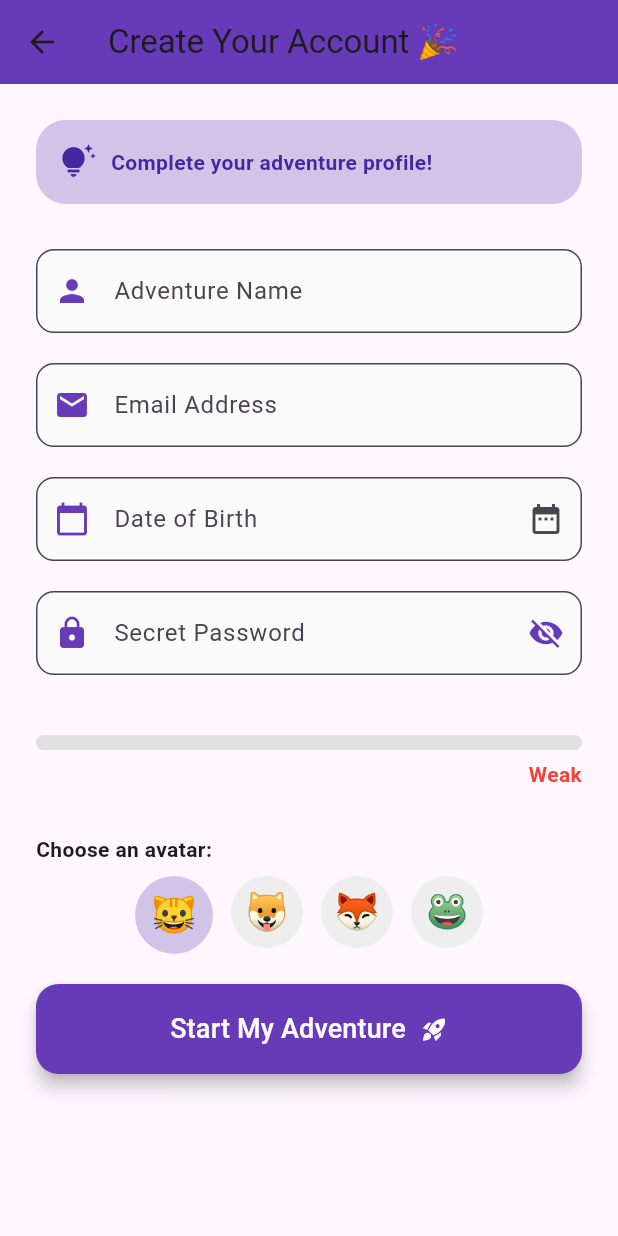
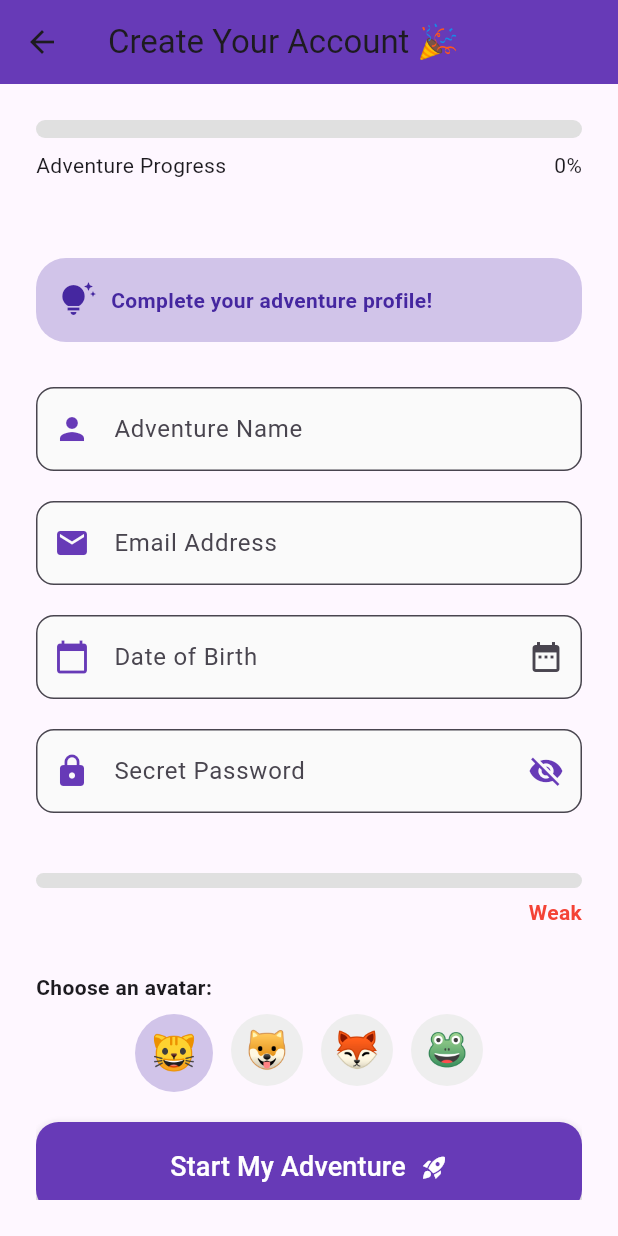
Before and after one commit to chrisnguyen18/interactive_flutter_signup_adventure, a Flutter app: the SignupScreen screen opened directly, on a phone screen of 412 x 824 dp. Run offline on Flutter 3.47's test engine with Material 3 defaults, Android fonts, the phone set to English and light mode, and no system bars; our stand-ins replace animated_text_kit, confetti.

Commit message:
Implemented an adventure progress tracker

```diff
--- a/lib/screens/signup_screen.dart
+++ b/lib/screens/signup_screen.dart
@@ -23,6 +23,23 @@ class _SignupScreenState extends State<SignupScreen> {
   double _pwdStrength = 0.0;
   Color _pwdColor = Colors.red;
   String _pwdLabel = 'Weak';
+
+  // Adventure Progress Tracker
+  double _progress = 0.0;
+  Color _progressColor = Colors.red;
+  String _milestoneMsg = '';
+  double _celebrateScale = 0.0;
+  int _lastMilestone = 0;
+
+  @override
+  void initState() {
+    super.initState();
+    // Watch fields to update progress in real time
+    _nameController.addListener(_recomputeProgress);
+    _emailController.addListener(_recomputeProgress);
+    _passwordController.addListener(_recomputeProgress);
+    _dobController.addListener(_recomputeProgress);
+  }
 
   @override
   void dispose() {
@@ -56,7 +73,50 @@ class _SignupScreenState extends State<SignupScreen> {
       _pwdColor = c;
       _pwdLabel = label;
     });
+    _recomputeProgress();
   }
+
+  void _recomputeProgress() {
+    int filled = 0;
+    if (_nameController.text.trim().isNotEmpty) filled++;
+    if (_emailController.text.trim().isNotEmpty) filled++;
+    if (_passwordController.text.isNotEmpty) filled++;
+    if (_dobController.text.trim().isNotEmpty) filled++;
+
+    final newProgress = filled / 4.0;
+    final newColor = Color.lerp(Colors.red, Colors.green, newProgress)!;
+
+    // Determine current milestone
+    int m = 0;
+    if (newProgress >= 1.0) m = 100;
+    else if (newProgress >= 0.75) m = 75;
+    else if (newProgress >= 0.50) m = 50;
+    else if (newProgress >= 0.25) m = 25;
+
+    String msg = '';
+    if (m > _lastMilestone) {
+      if (m == 25) msg = 'Nice start! 25% complete 🎯';
+      if (m == 50) msg = 'Halfway there! 50% 🚀';
+      if (m == 75) msg = 'So close! 75% 🔥';
+      if (m == 100) msg = 'All done! 100% 🎉';
+      _triggerCelebrate();
+    }
+
+    setState(() {
+      _progress = newProgress;
+      _progressColor = newColor;
+      _milestoneMsg = msg;
+      _lastMilestone = m;
+    });
+  }
+
+  // Tiny celebratory animation
+  void _triggerCelebrate() async {
+    setState(() => _celebrateScale = 1.0);
+    await Future.delayed(const Duration(milliseconds: 700));
+    if (mounted) setState(() => _celebrateScale = 0.0);
+  }
+
   // badge rules creator
   List<String> _computeBadges() {
     final List<String> badges = [];
@@ -91,6 +151,7 @@ class _SignupScreenState extends State<SignupScreen> {
       setState(() {
         _dobController.text = "${picked.day}/${picked.month}/${picked.year}";
       });
+      _recomputeProgress();
     }
   }
 
@@ -134,6 +195,50 @@ class _SignupScreenState extends State<SignupScreen> {
             key: _formKey,
             child: Column(
               children: [
+                // Progress Bar (top of form)
+                ClipRRect(
+                  borderRadius: BorderRadius.circular(8),
+                  child: LinearProgressIndicator(
+                    minHeight: 12,
+                    value: _progress,
+                    backgroundColor: Colors.grey[300],
+                    valueColor: AlwaysStoppedAnimation(_progressColor),
+                  ),
+                ),
+                const SizedBox(height: 8),
+                Row(
+                  children: [
+                    const Text('Adventure Progress'),
+                    const Spacer(),
+                    Text('${(_progress * 100).round()}%'),
+                  ],
+                ),
+                const SizedBox(height: 8),
+                Stack(
+                  alignment: Alignment.centerRight,
+                  children: [
+                    if (_milestoneMsg.isNotEmpty)
+                      Align(
+                        alignment: Alignment.centerLeft,
+                        child: Text(
+                          _milestoneMsg,
+                          style: const TextStyle(
+                            fontWeight: FontWeight.w600,
+                            color: Colors.deepPurple,
+                          ),
+                        ),
+                      ),
+                    AnimatedScale(
+                      scale: _celebrateScale,
+                      duration: const Duration(milliseconds: 250),
+                      child: const Icon(Icons.emoji_events,
+                          color: Colors.amber, size: 28),
+                    ),
+                  ],
+                ),
+
+                const SizedBox(height: 16),
+
                 // Animated Form Header
                 AnimatedContainer(
                   duration: const Duration(milliseconds: 500),
```
